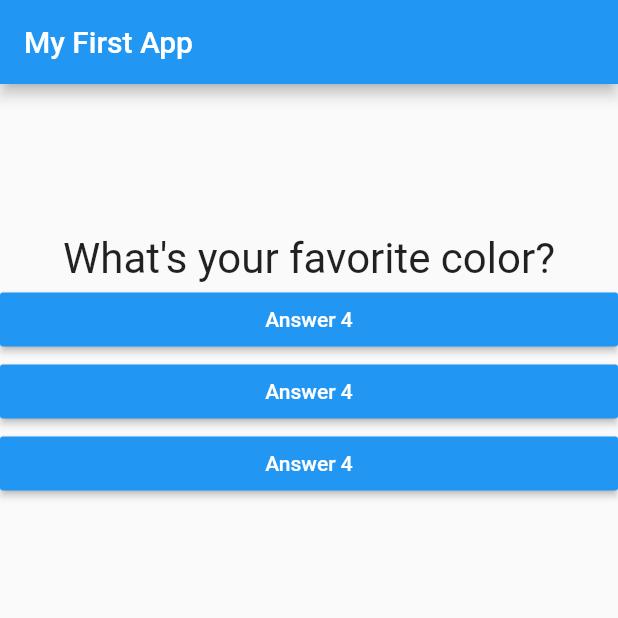
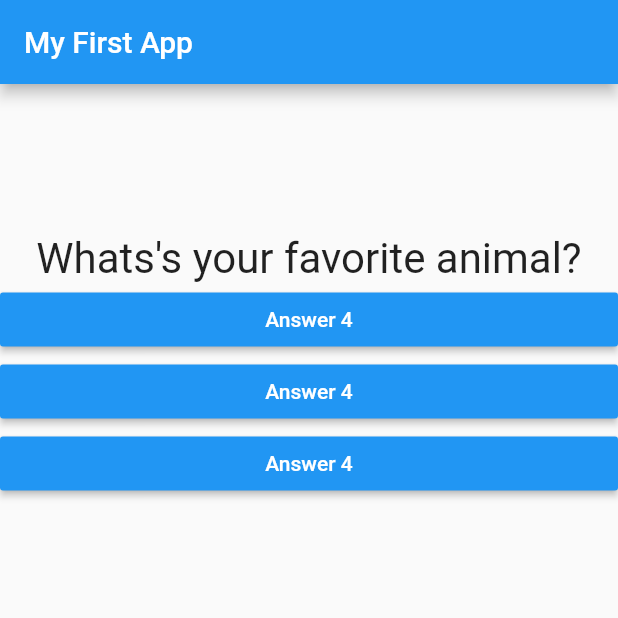
Before and after one commit to hammadkhan30/flutterquizapp, a Flutter app: the screen it shows after launch, after a tap on "Answer 4", on a phone screen of 412 x 824 dp, the top half of it. Run offline on Flutter 3.47's test engine with Material 2 defaults, Android fonts, the phone set to English and light mode, and no system bars.

Commit message:
added map in the main.dart

```diff
--- a/lib/main.dart
+++ b/lib/main.dart
@@ -27,12 +27,19 @@ class _MyAppState extends State<MyApp> {
 
   @override
   Widget build(BuildContext context) {
-    var question = [//{
-      //'questionText':,'answer':['Black', 'Blue', 'Green', 'White'],
-    //},
-      'What\'s your favorite color?',
-      'What\'s your favorite color?',
-      'Whats\'s your favorite animal?',
+    var question = [
+      {
+        'questionText': 'What\'s your favorite color?',
+        'answer': ['Black', 'Blue', 'Green', 'White'],
+      },
+      {
+        'questionText': 'Whats\'s your favorite animal?',
+        'answer': ['Rabbit', 'Snake', 'Elephant', 'Lion'],
+      },
+      {
+        'questionText': 'Whats\'s your favorite instructure?',
+        'answer': ['Max', 'Max', 'Max', 'Max'],
+      },
     ];
     return MaterialApp(
       home: Scaffold(
@@ -41,7 +48,7 @@ class _MyAppState extends State<MyApp> {
         ),
         body: Column(
           children: [
-            Question(question[_questionIndex]),
+            Question(question[_questionIndex]['questionText']),
             Answer(_answerQuestion),
             Answer(_answerQuestion),
             Answer(_answerQuestion),
```
